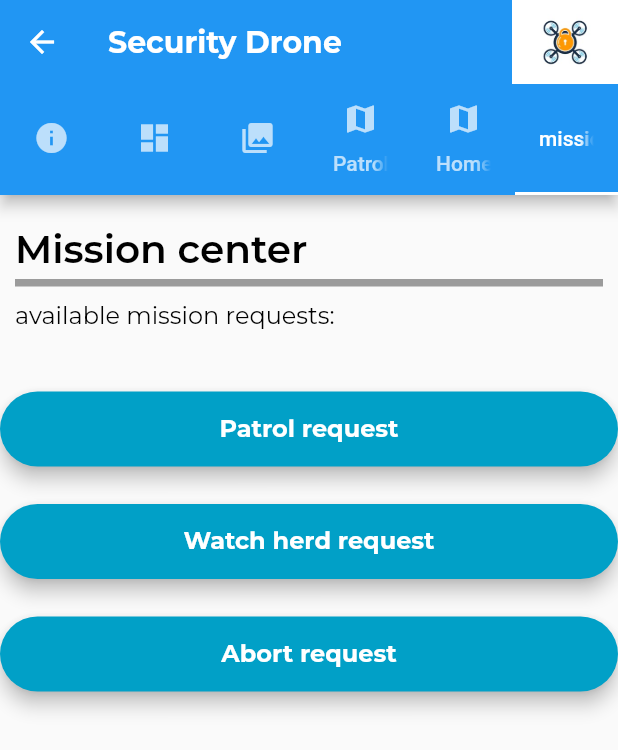
After one commit to TomerMe2/SecurityDrone, a Flutter app: the CentralPage screen opened directly, tab 6 chosen, on a phone screen of 412 x 824 dp. The commit adds this screen. Shown: the top 750 px of the screen. Run offline on Flutter 3.47's test engine with Material 2 defaults, Android fonts, the phone set to English and light mode, and no system bars; our stand-ins replace bloc, equatable, flutter_bloc, google_maps_flutter; missing offline and left inert: loading_animations.

Commit message:
added mission_page.dart and following: mission_bloc.dart mission_event.dart mission_state.dart
generalized mock sender send function.

```diff
--- a/security_drone_user_app/lib/communication/data_sender/mock_sender.dart
+++ b/security_drone_user_app/lib/communication/data_sender/mock_sender.dart
@@ -1,7 +1,7 @@
 import 'package:security_drone_user_app/config.dart';
 import 'dart:io';
 
-Future<bool> sendWaypoints(String toSend) async {
+Future<bool> send(String toSend) async {
 
   if (debugTestingProd == 0) {
     print(toSend);
--- a/security_drone_user_app/lib/communication/data_sender/to_server.dart
+++ b/security_drone_user_app/lib/communication/data_sender/to_server.dart
@@ -4,13 +4,19 @@ import 'package:security_drone_user_app/communication/data_sender/mock_sender.da
 
 Future<bool> sendPatrolWaypoints(List<LatLngPoint> points) async {
   var jsonStr = jsonEncode(points);
-  bool isSuccess = await sendWaypoints(jsonStr);
+  bool isSuccess = await send(jsonStr);
   return isSuccess;
 }
 
 Future<bool> sendHomeWaypoint(LatLngPoint point) async {
   var jsonStr = jsonEncode(point);
   // TODO: find a way to distinguish between home and patrol points
-  bool isSuccess = await sendWaypoints(jsonStr);
+  bool isSuccess = await send(jsonStr);
   return isSuccess;
 }
+
+Future<bool> sendRequest(String request) async {
+  var jsonStr = jsonEncode(request);
+  bool isSuccess = await send(jsonStr);
+  return isSuccess;
+}
--- a/security_drone_user_app/lib/logic/bloc/home_map_bloc.dart
+++ b/security_drone_user_app/lib/logic/bloc/home_map_bloc.dart
@@ -35,6 +35,7 @@ class HomeMapBloc extends Bloc<HomeMapEvent, HomeMapState> {
     }
     else if (event is DonePickingPoints) {
       yield(SendingDataToServer(state.point));
+      //TODO: add support for failed transmission operation
       await sendHomeWaypoint(state.point);
       yield(DoneSendDataToServer(state.point));
     }
--- /dev/null
+++ b/security_drone_user_app/lib/logic/bloc/mission_bloc.dart
@@ -0,0 +1,40 @@
+import 'dart:async';
+
+import 'package:bloc/bloc.dart';
+import 'package:equatable/equatable.dart';
+import 'package:meta/meta.dart';
+import 'package:security_drone_user_app/communication/data_sender/to_server.dart';
+import 'package:security_drone_user_app/data/models/request_type.dart';
+
+part '../event/mission_event.dart';
+part '../state/mission_state.dart';
+
+class MissionBloc extends Bloc<MissionEvent, MissionState> {
+
+  MissionBloc() : super(NoRequest());
+
+  @override
+  Stream<MissionState> mapEventToState(MissionEvent event) async* {
+    if (event is PatrolRequest) {
+     yield SendingRequest(RequestType.Patrol);
+     //TODO: add support for failed transmission operation
+     await sendRequest("Patrol request");
+     yield RequestReceived(RequestType.Patrol);
+    }
+    else if (event is WatchHerdRequest) {
+      yield SendingRequest(RequestType.WatchHerd);
+      //TODO: add support for failed transmission operation
+      await sendRequest("Watch herd request");
+      yield RequestReceived(RequestType.WatchHerd);
+    }
+    else if (event is AbortMissionRequest) {
+      yield SendingRequest(RequestType.Abort);
+      //TODO: add support for failed transmission operation
+      await sendRequest("Abort request");
+      yield RequestReceived(RequestType.Abort);
+    }
+    else {
+      yield NoRequest();
+    }
+  }
+}
--- a/security_drone_user_app/lib/logic/bloc/patrol_map_bloc.dart
+++ b/security_drone_user_app/lib/logic/bloc/patrol_map_bloc.dart
@@ -56,6 +56,7 @@ class PatrolMapBloc extends Bloc<PatrolMapEvent, PatrolMapState> {
 
     else if (event is DonePickingPoints) {
       yield(SendingDataToServer(state.points));
+      //TODO: add support for failed transmission operation
       await sendPatrolWaypoints(state.points);
       yield(DoneSendDataToServer(state.points));
     }
--- /dev/null
+++ b/security_drone_user_app/lib/logic/event/mission_event.dart
@@ -0,0 +1,10 @@
+part of '../bloc/mission_bloc.dart';
+
+@immutable
+abstract class MissionEvent {}
+
+class PatrolRequest extends MissionEvent {}
+
+class WatchHerdRequest extends MissionEvent {}
+
+class AbortMissionRequest extends MissionEvent {}
--- /dev/null
+++ b/security_drone_user_app/lib/logic/state/mission_state.dart
@@ -0,0 +1,22 @@
+part of '../bloc/mission_bloc.dart';
+
+@immutable
+abstract class MissionState extends Equatable {
+  final RequestType requestType;
+
+  MissionState(this.requestType);
+
+  @override
+  List<Object> get props => [requestType];
+}
+class NoRequest extends MissionState {
+  NoRequest() : super(RequestType.none);
+}
+
+class SendingRequest extends MissionState {
+  SendingRequest(requestType) : super(requestType);
+}
+
+class RequestReceived extends MissionState{
+  RequestReceived(requestType) : super(requestType);
+}
--- a/security_drone_user_app/lib/presentation/pages/central_page.dart
+++ b/security_drone_user_app/lib/presentation/pages/central_page.dart
@@ -1,5 +1,6 @@
 import 'package:flutter/material.dart';
 import 'package:security_drone_user_app/presentation/pages/home_set_page.dart';
+import 'package:security_drone_user_app/presentation/pages/mission_page.dart';
 import 'package:security_drone_user_app/presentation/pages/patrol_set_page.dart';
 import 'package:security_drone_user_app/presentation/pages/view_thief_page.dart';
 import 'package:security_drone_user_app/presentation/pages/dashboard_page.dart';
@@ -20,7 +21,8 @@ class CentralPageState extends State<CentralPage> with SingleTickerProviderState
     DashboardPage(),
     ThiefPage(),
     PatrolSetPage(),
-    HomeMapPage()
+    HomeMapPage(),
+    MissionPage()
   ];
   TabController _controller;
 
@@ -63,6 +65,9 @@ class CentralPageState extends State<CentralPage> with SingleTickerProviderState
             Tab(
               text: 'Home',
               icon: Icon(Icons.map),
+            ),
+            Tab(
+              text: 'mission',
             )
           ],
         ),
--- /dev/null
+++ b/security_drone_user_app/lib/presentation/pages/mission_page.dart
@@ -0,0 +1,108 @@
+import 'package:flutter/material.dart';
+import 'package:flutter_bloc/flutter_bloc.dart';
+import 'package:loading_animations/loading_animations.dart';
+import 'package:security_drone_user_app/logic/bloc/mission_bloc.dart';
+import 'package:security_drone_user_app/presentation/text_section.dart';
+
+import '../../style.dart';
+
+class MissionPage extends StatefulWidget {
+  @override
+  State<StatefulWidget> createState() {
+    return MissionPageState();
+  }
+}
+
+class MissionPageState extends State<MissionPage> {
+  final MissionBloc _bloc = MissionBloc();
+
+  @override
+  Widget build(BuildContext context) {
+
+    Widget createButton(Function() func, String text){
+      return Material(
+        elevation: 5.0,
+        borderRadius: BorderRadius.circular(30.0),
+        color: Color(0xff01A0C7),
+        child: MaterialButton(
+          minWidth: MediaQuery.of(context).size.width,
+          padding: EdgeInsets.fromLTRB(20.0, 15.0, 20.0, 15.0),
+          onPressed: func,
+          child: Text(text,
+              textAlign: TextAlign.center,
+              style: Body1TextStyle.copyWith(
+                  color: Colors.white, fontWeight: FontWeight.bold)),
+        ),
+      );
+    }
+
+    var page = Container(
+      child: Column(
+        mainAxisAlignment: MainAxisAlignment.start,
+        crossAxisAlignment: CrossAxisAlignment.center,
+        children: [
+          TextSection("Mission center", "available mission requests:"),
+          SizedBox(height: 30.0),
+          createButton(() => _bloc.add(PatrolRequest()), "Patrol request"),
+          SizedBox(height: 25.0),
+          createButton(() => _bloc.add(WatchHerdRequest()), "Watch herd request"),
+          SizedBox(height: 25.0),
+          createButton(() => _bloc.add(AbortMissionRequest()), "Abort request")
+        ],
+      ),
+      constraints: BoxConstraints(
+          maxHeight: 100.0,
+          maxWidth: 100.0
+      ),
+    );
+
+    var loading = Align(
+      alignment: Alignment.center,
+      child: Container(
+          width: 350,
+          height: 150,
+          decoration: BoxDecoration(
+              color: Colors.white,
+              border: Border.all(color: Colors.blueAccent, width: 6)
+          ),
+          child: Column(
+              mainAxisAlignment: MainAxisAlignment.center,
+              crossAxisAlignment: CrossAxisAlignment.center,
+              children: [
+                Text('Sending to server...', style: TextStyle(fontSize: 23)),
+                LoadingBouncingGrid.square(backgroundColor: Colors.blueAccent)
+              ]
+          )
+      ),
+    );
+
+    return BlocConsumer(
+        cubit: _bloc,
+        builder: (context, state) {
+          if (state is SendingRequest){
+            return loading;
+          }
+          else {
+            return page;
+          }
+        },
+        listenWhen: (prev, curr) {
+          return curr is RequestReceived;
+        },
+        listener: (prev, curr) {
+          return showDialog(
+              context: context,
+              builder: (BuildContext context) {
+                MissionState currState = curr as MissionState;
+                return AlertDialog(
+                  title: TextSection("Request sent:", currState.requestType.toString().split('.').last),
+                  actions: [
+                    TextButton(onPressed: () => Navigator.of(context).pop(), child: Text("Ok")),
+                  ],
+                );
+              }
+          );
+        }
+    );
+  }
+}
```
